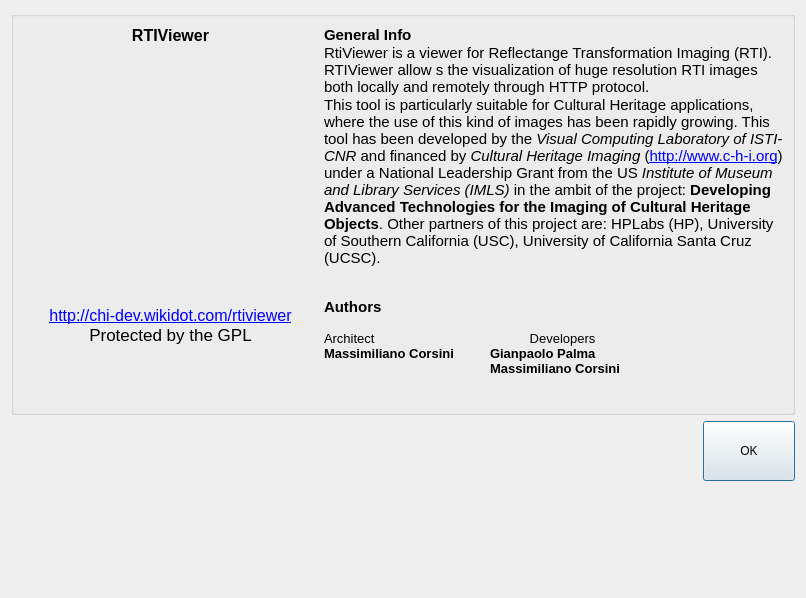
Before: the Qt Designer form components/RTIViewer/rtiviewer/src/about.ui in rti-capture/rti-chi, drawn with Qt 5.
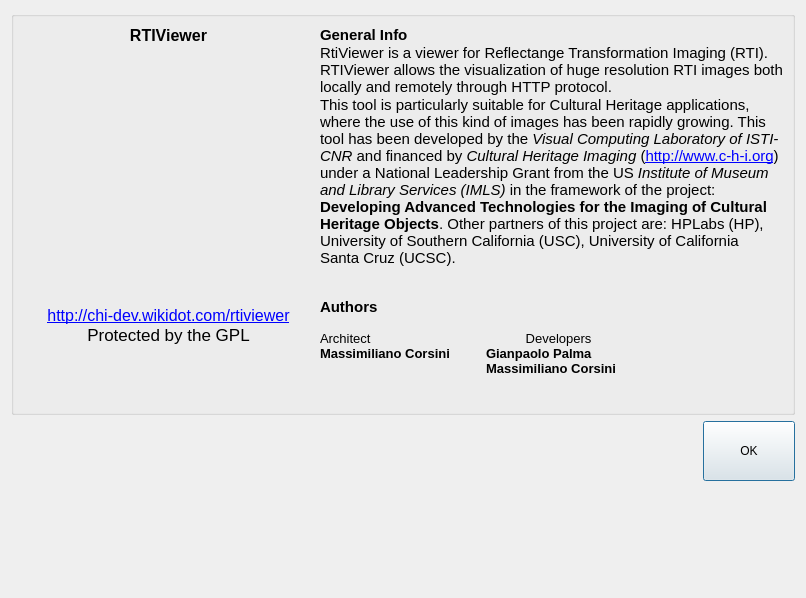
After: the same form once the commit is applied. Icons and pictures are not drawn.

```diff
--- a/components/RTIViewer/rtiviewer/src/about.ui
+++ b/components/RTIViewer/rtiviewer/src/about.ui
@@ -138,12 +138,13 @@
            </sizepolicy>
           </property>
           <property name="text" >
-           <string>&lt;html>&lt;head>&lt;meta name="qrichtext" content="1" />&lt;style type="text/css">&#xd;&#xd;
-p, li { white-space: pre-wrap; }&#xd;&#xd;
-&lt;/style>&lt;/head>&lt;body style=" font-family:'MS Shell Dlg 2'; font-size:8.25pt; font-weight:400; font-style:normal;">&#xd;&#xd;
-&lt;p style=" margin-top:0px; margin-bottom:0px; margin-left:0px; margin-right:0px; -qt-block-indent:0; text-indent:0px; font-family:'MS Shell Dlg'; font-size:13pt;">&lt;span style=" font-size:11pt; font-weight:600;">General Info&lt;/span>&lt;/p>&#xd;&#xd;
-&lt;p style=" margin-top:0px; margin-bottom:0px; margin-left:0px; margin-right:0px; -qt-block-indent:0; text-indent:0px; font-family:'MS Shell Dlg'; font-size:11pt; font-weight:600;">&lt;span style=" font-weight:400;">RtiViewer is a viewer for Reflectange Transformation Imaging (RTI). RTIViewer allow s the visualization of huge resolution RTI images both locally and remotely through HTTP protocol.&lt;/span>&lt;/p>&#xd;&#xd;
-&lt;p style=" margin-top:0px; margin-bottom:0px; margin-left:0px; margin-right:0px; -qt-block-indent:0; text-indent:0px; font-family:'MS Shell Dlg'; font-size:11pt;">This tool is particularly suitable for Cultural Heritage applications, where the use of this kind of images has been rapidly growing. This tool has been developed by the &lt;span style=" font-style:italic;">Visual Computing Laboratory of ISTI-CNR&lt;/span> and financed by &lt;span style=" font-style:italic;">Cultural Heritage Imaging&lt;/span> (&lt;span style=" text-decoration: underline; color:#0000ff;">http://www.c-h-i.org&lt;/span>) under a National Leadership Grant from the US &lt;span style=" font-style:italic;">Institute of Museum and Library Services (IMLS)&lt;/span> in the ambit of the project: &lt;span style=" font-weight:600;">Developing Advanced Technologies for the Imaging of Cultural Heritage Objects&lt;/span>.&lt;span style=" font-weight:600;"> &lt;/span>Other partners of this project are: HPLabs (HP), University of Southern California (USC), University of California Santa Cruz (UCSC).&lt;/p>&lt;/body>&lt;/html></string>
+           <string>&lt;!DOCTYPE HTML PUBLIC "-//W3C//DTD HTML 4.0//EN" "http://www.w3.org/TR/REC-html40/strict.dtd">
+&lt;html>&lt;head>&lt;meta name="qrichtext" content="1" />&lt;style type="text/css">
+p, li { white-space: pre-wrap; }
+&lt;/style>&lt;/head>&lt;body style=" font-family:'MS Shell Dlg 2'; font-size:8.25pt; font-weight:400; font-style:normal;">
+&lt;p style=" margin-top:0px; margin-bottom:0px; margin-left:0px; margin-right:0px; -qt-block-indent:0; text-indent:0px; font-family:'MS Shell Dlg'; font-size:13pt;">&lt;span style=" font-size:11pt; font-weight:600;">General Info&lt;/span>&lt;/p>
+&lt;p style=" margin-top:0px; margin-bottom:0px; margin-left:0px; margin-right:0px; -qt-block-indent:0; text-indent:0px; font-family:'MS Shell Dlg'; font-size:11pt; font-weight:600;">&lt;span style=" font-weight:400;">RtiViewer is a viewer for Reflectange Transformation Imaging (RTI). RTIViewer allows the visualization of huge resolution RTI images both locally and remotely through HTTP protocol.&lt;/span>&lt;/p>
+&lt;p style=" margin-top:0px; margin-bottom:0px; margin-left:0px; margin-right:0px; -qt-block-indent:0; text-indent:0px; font-family:'MS Shell Dlg'; font-size:11pt;">This tool is particularly suitable for Cultural Heritage applications, where the use of this kind of images has been rapidly growing. This tool has been developed by the &lt;span style=" font-style:italic;">Visual Computing Laboratory of ISTI-CNR&lt;/span> and financed by &lt;span style=" font-style:italic;">Cultural Heritage Imaging&lt;/span> (&lt;span style=" text-decoration: underline; color:#0000ff;">http://www.c-h-i.org&lt;/span>) under a National Leadership Grant from the US &lt;span style=" font-style:italic;">Institute of Museum and Library Services (IMLS)&lt;/span> in the framework of the project: &lt;span style=" font-weight:600;">Developing Advanced Technologies for the Imaging of Cultural Heritage Objects&lt;/span>.&lt;span style=" font-weight:600;"> &lt;/span>Other partners of this project are: HPLabs (HP), University of Southern California (USC), University of California Santa Cruz (UCSC).&lt;/p>&lt;/body>&lt;/html></string>
           </property>
           <property name="alignment" >
            <set>Qt::AlignJustify|Qt::AlignLeading|Qt::AlignLeft|Qt::AlignTop</set>
```
